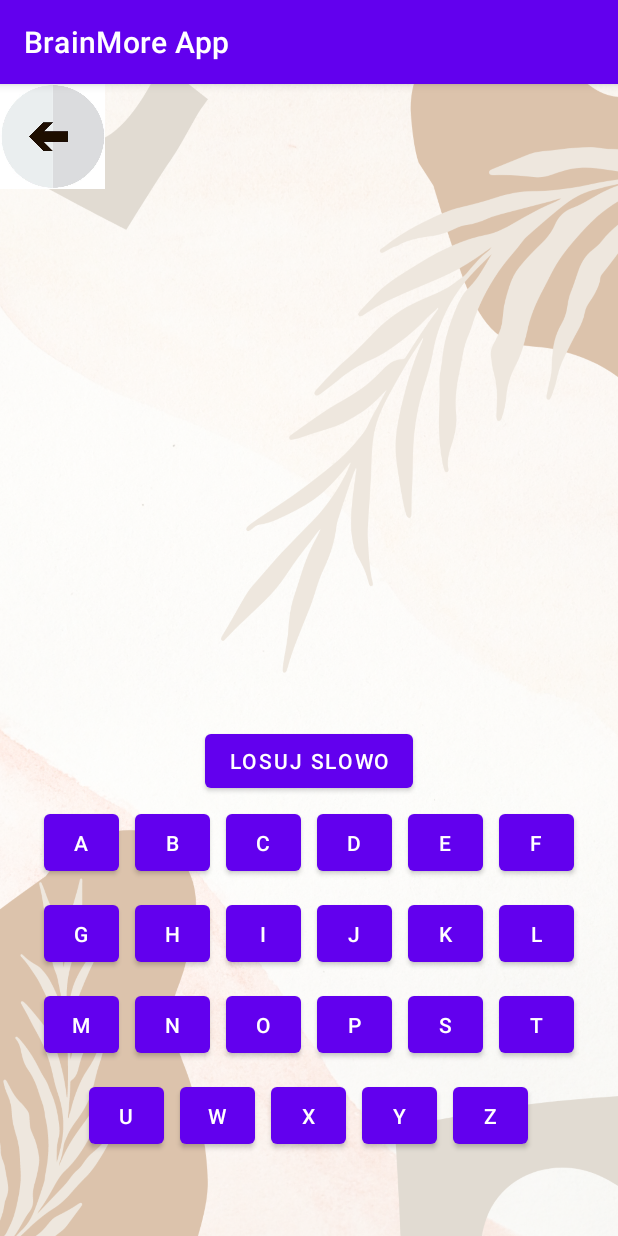
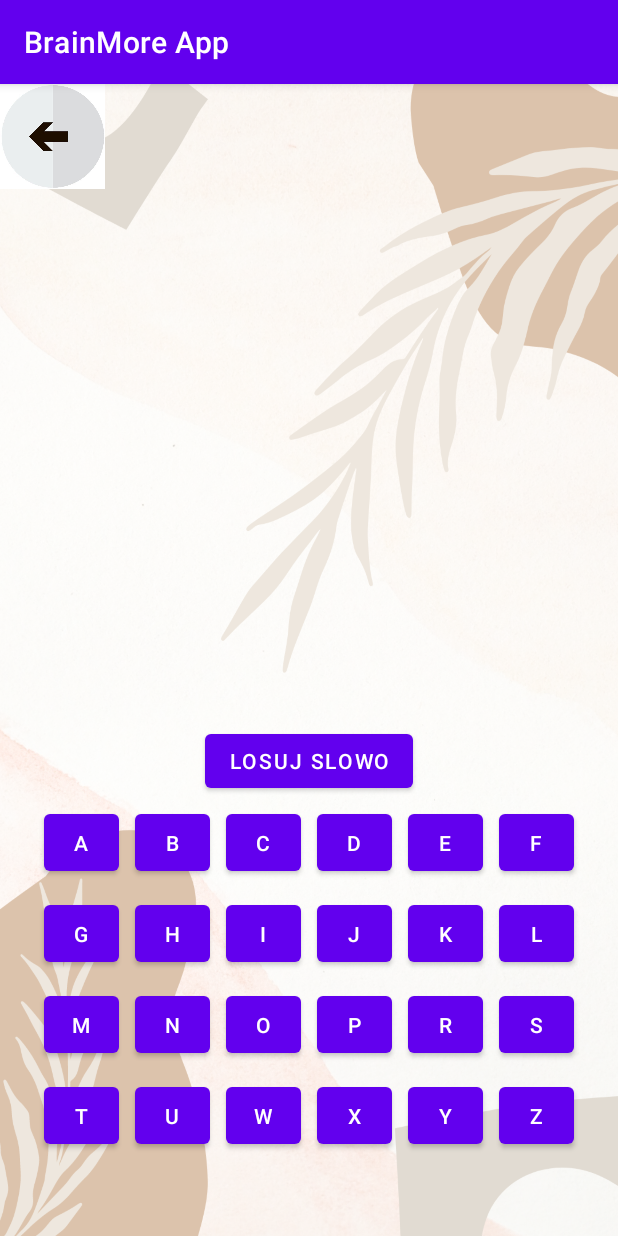
Before and after one commit to livcia/BrainMore_App, an Android app: the WordGame screen opened directly, with no data from a screen before it, on a phone screen of 412 x 824 dp. Run offline under Robolectric (Android 15) with nearby library versions, the phone set to English and light mode, and no system bars.

Commit message:
Add all findViewById to Buttons var

```diff
--- a/app/src/main/java/com/example/brainmoreapp/WordGame.java
+++ b/app/src/main/java/com/example/brainmoreapp/WordGame.java
@@ -14,6 +14,7 @@ import java.util.Random;
 public class WordGame extends AppCompatActivity {
     String[] PLWords = new String[] {"PLANETA", "DELFIN", "FIGURA"};
     String[] ENGWords = new String[] {"FAIRLY", "TRUSTY", "MISFIT"};
+    Button letterA, letterB, letterC, letterD, letterE, letterF, letterG, letterH, letterI, letterJ, letterK, letterL, letterM, letterN, letterO, letterP, letterR, letterS, letterT, letterU, letterW, letterX, letterY, letterZ;
     @Override
     protected void onCreate(Bundle savedInstanceState) {
         super.onCreate(savedInstanceState);
@@ -29,10 +30,34 @@ public class WordGame extends AppCompatActivity {
         }else{
             drawWord.setText("Losuj slowo");
         }
+        letterA = findViewById(R.id.letterA);
+        letterB = findViewById(R.id.letterB);
+        letterC = findViewById(R.id.letterC);
+        letterD = findViewById(R.id.letterD);
+        letterE = findViewById(R.id.letterE);
+        letterF = findViewById(R.id.letterF);
+        letterG = findViewById(R.id.letterG);
+        letterH = findViewById(R.id.letterH);
+        letterI = findViewById(R.id.letterI);
+        letterJ = findViewById(R.id.letterJ);
+        letterK = findViewById(R.id.letterK);
+        letterL = findViewById(R.id.letterL);
+        letterM = findViewById(R.id.letterM);
+        letterN = findViewById(R.id.letterN);
+        letterO = findViewById(R.id.letterO);
+        letterP = findViewById(R.id.letterP);
+        letterR = findViewById(R.id.letterR);
+        letterS = findViewById(R.id.letterS);
+        letterT = findViewById(R.id.letterT);
+        letterU = findViewById(R.id.letterU);
+        letterW = findViewById(R.id.letterW);
+        letterX = findViewById(R.id.letterX);
+        letterY = findViewById(R.id.letterY);
+        letterZ = findViewById(R.id.letterZ);
 
     }
-    public void blockbutton(Button btn){
-        btn.setEnabled(false);
+    public void blockbutton(Button btn, boolean blockorleave){
+        btn.setEnabled(blockorleave);
     }
     public void clickEvent(View v)
     {
--- a/app/src/main/res/layout/activity_word_game.xml
+++ b/app/src/main/res/layout/activity_word_game.xml
@@ -147,14 +147,14 @@
                 android:layout_width="50dp"
                 android:layout_height="50dp"/>
             <Button
-                android:id="@+id/letterS"
-                android:text="S"
+                android:id="@+id/letterR"
+                android:text="R"
                 android:layout_margin="5dp"
                 android:layout_width="50dp"
                 android:layout_height="50dp"/>
             <Button
-                android:id="@+id/letterT"
-                android:text="T"
+                android:id="@+id/letterS"
+                android:text="S"
                 android:layout_margin="5dp"
                 android:layout_width="50dp"
                 android:layout_height="50dp"/>
@@ -164,6 +164,12 @@
             android:layout_width="match_parent"
             android:orientation="horizontal"
             android:layout_height="wrap_content">
+            <Button
+                android:id="@+id/letterT"
+                android:text="T"
+                android:layout_margin="5dp"
+                android:layout_width="50dp"
+                android:layout_height="50dp"/>
             <Button
                 android:id="@+id/letterU"
                 android:text="U"
```
